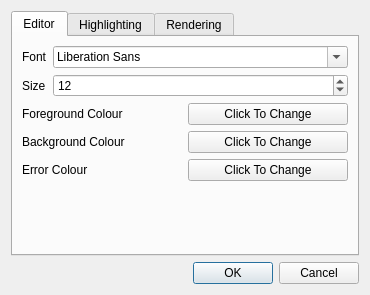
Above: utils/themeeditor/gui/preferencesdialog.ui from eisnerd/rockbox before the change. Below: the same form after it.
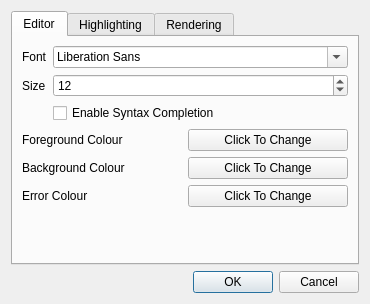
That is the form after the change. Icons and pictures are not drawn.

Commit message: Theme Editor: Began implementing syntax highlighting.  What I've accomplished so far isn't particularly useful for anything other than testing, so at the moment it will only function if activated in the preferences dialog

Patch:
```diff
--- a/utils/themeeditor/gui/preferencesdialog.ui
+++ b/utils/themeeditor/gui/preferencesdialog.ui
@@ -7,7 +7,7 @@
     <x>0</x>
     <y>0</y>
     <width>370</width>
-    <height>295</height>
+    <height>304</height>
    </rect>
   </property>
   <property name="windowTitle">
@@ -63,6 +63,13 @@
            </property>
           </widget>
          </item>
+         <item row="2" column="1">
+          <widget class="QCheckBox" name="completionBox">
+           <property name="text">
+            <string>Enable Syntax Completion</string>
+           </property>
+          </widget>
+         </item>
         </layout>
        </item>
        <item>
```
The commit also changes 8 other files.
